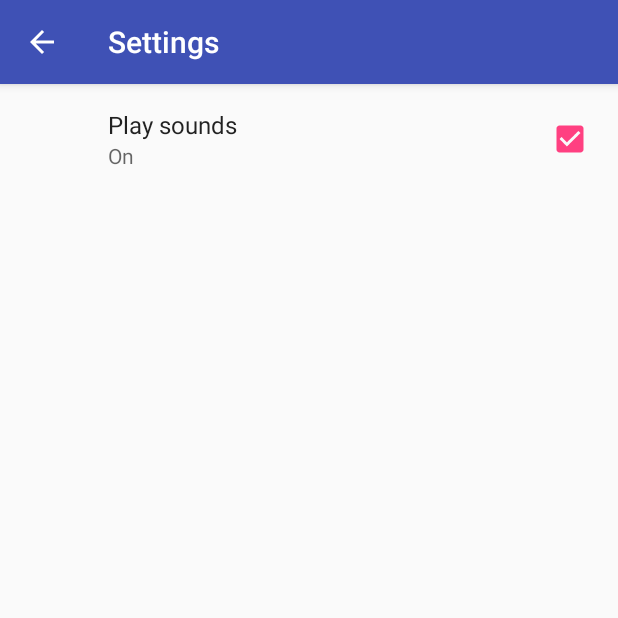
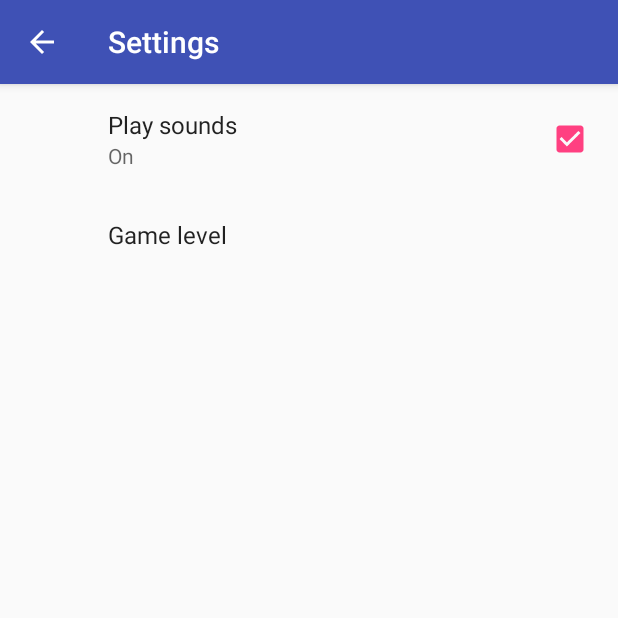
Before and after one commit to vilmursss/Android-Language-Learning-Tool, an Android app: the SettingsFragment screen opened directly, with no data from a screen before it, on a phone screen of 412 x 824 dp, the top half of it. Run offline under Robolectric (Android 15) with nearby library versions, the phone set to English and light mode, and no system bars; our stand-ins replace androidx.preference.

Commit message:
Listpreference for game level added

```diff
--- a/app/src/main/java/com/example/android/wordgameandroid/SettingsActivity.java
+++ b/app/src/main/java/com/example/android/wordgameandroid/SettingsActivity.java
@@ -9,6 +9,7 @@ import android.os.Bundle;
 import android.view.MenuItem;
 
 public class SettingsActivity extends AppCompatActivity {
+
     Bundle extras;
     String getFirstWord;
     String getSecondWord;
@@ -16,23 +17,24 @@ public class SettingsActivity extends AppCompatActivity {
 
     @Override
     protected void onCreate(Bundle savedInstanceState) {
+
         super.onCreate(savedInstanceState);
         setContentView(R.layout.activity_settings);
         extras = getIntent().getExtras();
         navigateBackArrow();
 
-
-
     }
 
     @Override
     public boolean onOptionsItemSelected(MenuItem menuItem){
+
         int id = menuItem.getItemId();
         Bundle extras = getIntent().getExtras();
         Class nextActivityClass = (Class<Activity>)extras.getSerializable("CLASS_INFORMATION");
         Intent intent = new Intent(SettingsActivity.this, nextActivityClass);
 
         if(nextActivityClass == WordEdit.class){
+
             getFirstWord = getIntent().getExtras().getString("first_word_edit_extra");
             getSecondWord = getIntent().getExtras().getString("second_word_edit_extra");
             wordPairId = getIntent().getExtras().getString("id_edit_extra");
--- a/app/src/main/java/com/example/android/wordgameandroid/SettingsFragment.java
+++ b/app/src/main/java/com/example/android/wordgameandroid/SettingsFragment.java
@@ -1,11 +1,65 @@
 package com.example.android.wordgameandroid;
 
+import android.content.SharedPreferences;
 import android.os.Bundle;
+import android.preference.PreferenceFragment;
+import android.support.v7.preference.CheckBoxPreference;
+import android.support.v7.preference.ListPreference;
+import android.support.v7.preference.Preference;
 import android.support.v7.preference.PreferenceFragmentCompat;
+import android.support.v7.preference.PreferenceScreen;
 
-public class SettingsFragment extends PreferenceFragmentCompat {
+public class SettingsFragment extends PreferenceFragmentCompat
+        implements SharedPreferences.OnSharedPreferenceChangeListener{
     @Override
     public void onCreatePreferences(Bundle savedInstanceState, String rootKey) {
         addPreferencesFromResource(R.xml.pref_gameactivity);
+
+        SharedPreferences sharedPreferences = getPreferenceScreen().getSharedPreferences();
+        PreferenceScreen prefScreen = getPreferenceScreen();
+        int count = prefScreen.getPreferenceCount();
+
+        for(int i = 0; i < count; i++){
+            Preference p = prefScreen.getPreference(i);
+            if(!(p instanceof CheckBoxPreference)){
+                String value = sharedPreferences.getString(p.getKey(), "");
+                setPreferenceSummary(p, value);
+            }
+        }
+    }
+
+    private void setPreferenceSummary(Preference preference, String value){
+        if(preference instanceof ListPreference){
+            ListPreference listPreference = (ListPreference) preference;
+            int prefIndex = listPreference.findIndexOfValue(value);
+            if(prefIndex >= 0){
+                listPreference.setSummary(listPreference.getEntries()[prefIndex]);
+            }
+        }
+    }
+
+    @Override
+    public void onSharedPreferenceChanged(SharedPreferences sharedPreferences, String key) {
+        Preference preference = findPreference(key);
+        if(null != preference){
+            if(!(preference instanceof CheckBoxPreference)){
+                String value = sharedPreferences.getString(preference.getKey(), "");
+                setPreferenceSummary(preference, value);
+            }
+        }
+    }
+
+    @Override
+    public void onCreate(Bundle savedInstanceState){
+        super.onCreate(savedInstanceState);
+        getPreferenceScreen().getSharedPreferences()
+                .registerOnSharedPreferenceChangeListener(this);
+    }
+
+    @Override
+    public void onDestroy(){
+        super.onDestroy();
+        getPreferenceScreen().getSharedPreferences()
+                .unregisterOnSharedPreferenceChangeListener(this);
     }
 }
--- /dev/null
+++ b/app/src/main/res/values/arrays.xml
@@ -0,0 +1,13 @@
+<?xml version="1.0" encoding="utf-8"?>
+<resources>
+    <array name="game_level_labels">
+        <item>@string/game_level_easy</item>
+        <item>@string/game_level_medium</item>
+        <item>@string/game_level_hard</item>
+    </array>
+    <array name="game_level_option_values">
+        <item>@string/game_level_easy_value</item>
+        <item>@string/game_level_medium_value</item>
+        <item>@string/game_level_hard_value</item>
+    </array>
+</resources>
--- a/app/src/main/res/values/strings.xml
+++ b/app/src/main/res/values/strings.xml
@@ -1,4 +1,13 @@
 <resources>
     <string name="app_name">wordGameAndroid</string>
     <string name="play_sounds">play_sounds</string>
+    <string name="game_level_key">game_level</string>
+
+    <string name="game_level_easy">Easy</string>
+    <string name="game_level_medium">Medium</string>
+    <string name="game_level_hard">Hard</string>
+
+    <string name="game_level_easy_value" translatable="false">1</string>
+    <string name="game_level_medium_value" translatable="false">2</string>
+    <string name="game_level_hard_value" translatable="false">3</string>
 </resources>
--- a/app/src/main/res/xml/pref_gameactivity.xml
+++ b/app/src/main/res/xml/pref_gameactivity.xml
@@ -7,4 +7,13 @@
     android:summaryOff="Off"
     android:summaryOn="On"
     app:title="Play sounds"/>
+
+<ListPreference
+    android:defaultValue="@string/game_level_easy_value"
+    android:entries="@array/game_level_labels"
+    android:entryValues="@array/game_level_option_values"
+    android:key="@string/game_level_key"
+    android:title="Game level"/>
+
+
 </PreferenceScreen>
```
Also changed, not shown: app/src/main/java/com/example/android/wordgameandroid/GameActivity.java (+26 -3 lines).
